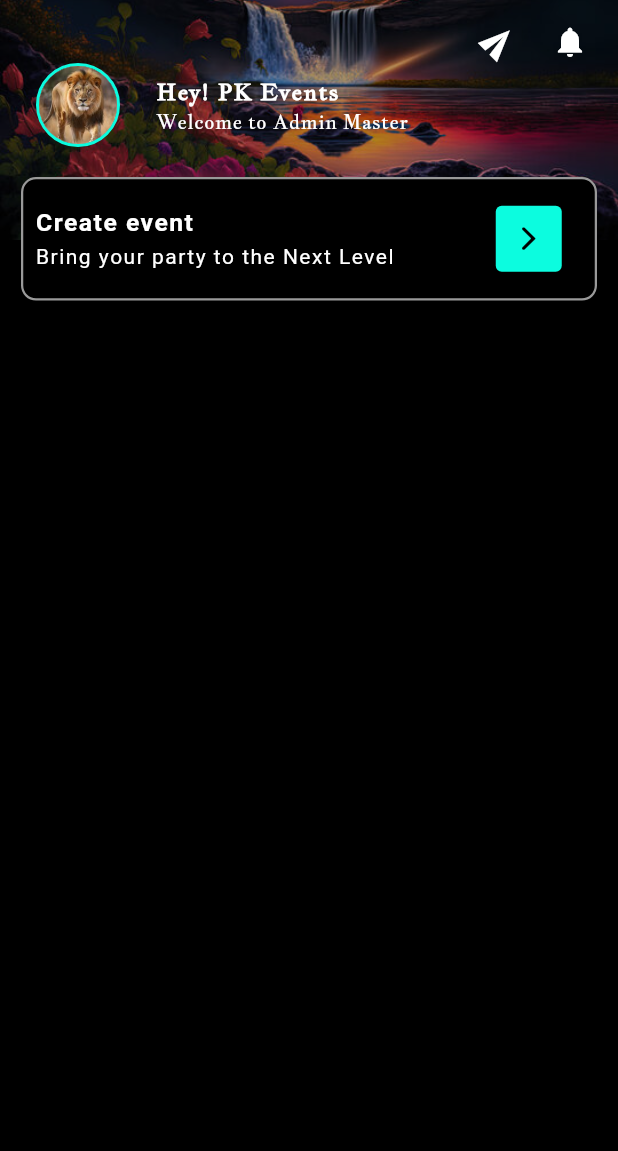
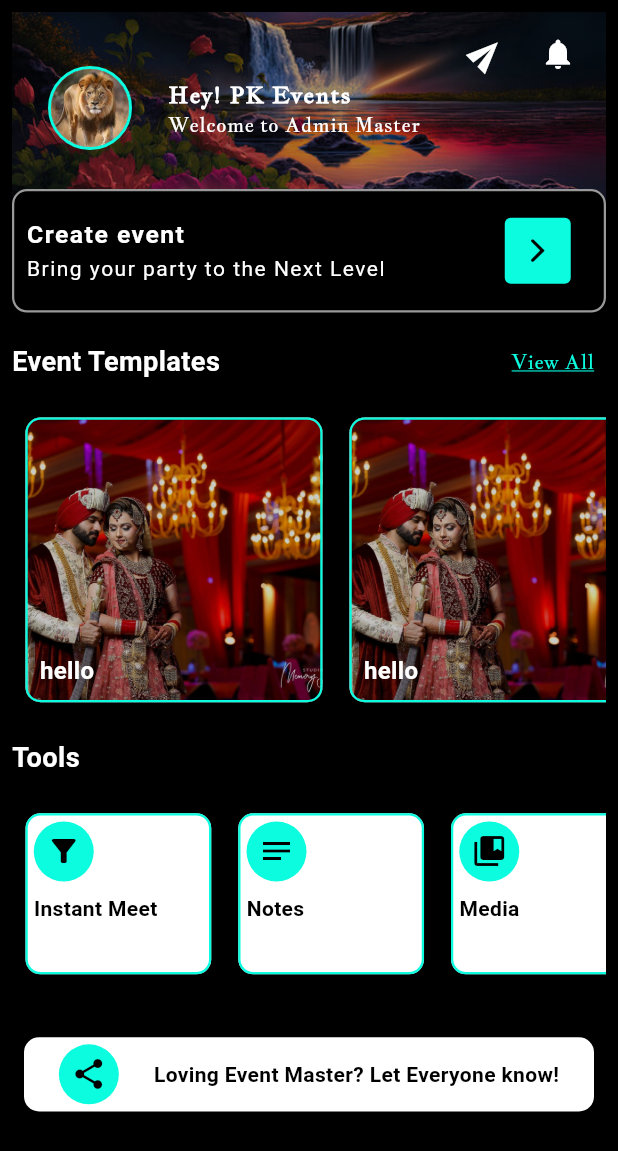
Before and after one commit to jasirpk/Event-Master, a Flutter app: the HomePage screen opened directly, on a phone screen of 412 x 824 dp. Shown: the top 1151 px of the screen. Run offline on Flutter 3.47's test engine with Material 3 defaults, Android fonts, the phone set to English and light mode, and no system bars; our stand-ins replace bloc, cloud_firestore, curved_navigation_bar, firebase_auth, firebase_core, flutter_bloc and 4 more; missing offline and left inert: pushable_button; accounts and stored records are empty.

Commit message:
home design completed

```diff
--- a/lib/presentation/components/dashboard/home.dart
+++ b/lib/presentation/components/dashboard/home.dart
@@ -1,6 +1,12 @@
 import 'package:event_master/common/style.dart';
-import 'package:flutter/cupertino.dart';
+import 'package:event_master/presentation/components/dashboard/share_container.dart';
+import 'package:event_master/presentation/components/dashboard/tools_list.dart';
+import 'package:event_master/presentation/components/ui/custom_text.dart';
+import 'package:event_master/presentation/components/dashboard/listview.dart';
+import 'package:event_master/presentation/components/dashboard/stack_appbar.dart';
+import 'package:event_master/presentation/pages/dashboard/all_templates.dart';
 import 'package:flutter/material.dart';
+import 'package:get/get.dart';
 
 class HomePage extends StatelessWidget {
   const HomePage({super.key});
@@ -8,148 +14,67 @@ class HomePage extends StatelessWidget {
   @override
   Widget build(BuildContext context) {
     final screenHeight = MediaQuery.of(context).size.height;
+    final screenWidth = MediaQuery.of(context).size.width;
+    final List<Map<String, dynamic>> items = [
+      {'text': 'Instant Meet', 'icon': Icons.filter_alt},
+      {'text': 'Notes', 'icon': Icons.notes},
+      {'text': 'Media', 'icon': Icons.collections_bookmark},
+      {'text': 'Greetings', 'icon': Icons.monitor_heart_rounded},
+    ];
     return Scaffold(
-      body: Stack(
-        children: <Widget>[
-          // Background image container
-          Container(
-            height: 160,
-            decoration: BoxDecoration(
-              image: DecorationImage(
-                image: AssetImage('assets/images/cover_img_2.jpg'),
-                fit: BoxFit.cover,
-                colorFilter: ColorFilter.mode(
-                  Colors.black.withOpacity(0.3),
-                  BlendMode.darken,
+      body: SingleChildScrollView(
+        child: Padding(
+          padding: EdgeInsets.all(8.0),
+          child: Column(
+            crossAxisAlignment: CrossAxisAlignment.start,
+            children: [
+              StackAppBar(screenHeight: screenHeight),
+              sizedbox,
+              Row(
+                mainAxisAlignment: MainAxisAlignment.spaceBetween,
+                children: [
+                  Text(
+                    'Event Templates',
+                    style: TextStyle(
+                      fontSize: screenHeight * 0.022,
+                      fontWeight: FontWeight.bold,
                     ),
                   ),
-            ),
-          ),
-
-          AppBar(
-            backgroundColor: Colors.transparent,
-            elevation: 0,
-            actions: [
-              Transform.rotate(
-                angle: 5.5,
-                child: IconButton(
-                  onPressed: () {},
-                  icon: Icon(Icons.send_sharp),
-                ),
-              ),
-              IconButton(
-                onPressed: () {},
-                icon: Icon(Icons.notifications),
-              ),
-              SizedBox(width: 8),
-            ],
-          ),
-
-          Positioned(
-            top: 34,
-            left: 0,
-            right: 28.0,
-            child: ListTile(
-              leading: Container(
-                width: 72,
-                height: 72,
-                decoration: BoxDecoration(
-                  shape: BoxShape.circle,
-                  border: Border.all(
-                    color: myColor,
-                    width: 2.0,
-                  ),
-                ),
-                child: CircleAvatar(
-                  maxRadius: 30,
-                  backgroundImage: AssetImage('assets/images/download.jpeg'),
-                ),
-              ),
-              title: Container(
-                child: Text(
-                  'Hey! PK Events',
-                  style: TextStyle(
-                    fontSize: screenHeight * 0.018,
-                    fontWeight: FontWeight.bold,
-                    letterSpacing: 1,
-                    fontFamily: 'JacquesFracois',
-                    color: Colors.white,
-                  ),
-                ),
-              ),
-              subtitle: Container(
-                child: Text(
-                  'Welcome to Admin Master',
-                  style: TextStyle(
-                    fontSize: screenHeight * 0.016,
-                    fontWeight: FontWeight.w300,
-                    fontFamily: 'JacquesFracois',
-                    color: Colors.white,
-                  ),
-                ),
-              ),
-            ),
-          ),
-
-          Padding(
-            padding: EdgeInsets.only(top: 118, left: 14, right: 14),
-            child: Container(
-              height: screenHeight * 0.10,
-              decoration: BoxDecoration(
-                border: Border.all(width: 1.5, color: Colors.white60),
-                borderRadius: BorderRadius.circular(10),
-                color: Colors.black,
-              ),
-              child: Row(
-                mainAxisAlignment: MainAxisAlignment.spaceBetween,
-                children: [
-                  Padding(
-                    padding: const EdgeInsets.all(8.0),
-                    child: Column(
-                      crossAxisAlignment: CrossAxisAlignment.start,
-                      mainAxisAlignment: MainAxisAlignment.center,
-                      children: [
-                        Text(
-                          'Create event',
-                          style: TextStyle(
-                              fontSize: screenHeight * 0.020,
-                              fontWeight: FontWeight.bold,
-                              letterSpacing: 1),
-                        ),
-                        sizedBoxWidth,
-                        Text(
-                          'Bring your party to the Next Level',
-                          style: TextStyle(letterSpacing: 1),
+                  CustomText(
+                    screenHeight: screenHeight,
+                    onpressed: () {
+                      Get.to(() => AllTemplatesScreen(),
+                          transition: Transition.fade,
+                          duration: Duration(milliseconds: 800));
+                    },
+                    text: 'View All',
                   ),
                 ],
               ),
+              sizedbox,
+              ListViewWidget(
+                screenHeight: screenHeight,
+                screenWidth: screenWidth,
               ),
-                  Padding(
-                    padding: const EdgeInsets.only(right: 22),
-                    child: Container(
-                      height: 44,
-                      width: 44,
-                      decoration: BoxDecoration(
-                          borderRadius: BorderRadius.lerp(
-                            BorderRadius.circular(4),
-                            BorderRadius.circular(4),
-                            0.5,
+              sizedbox,
+              Text(
+                'Tools',
+                style: TextStyle(
+                  fontSize: screenHeight * 0.022,
+                  fontWeight: FontWeight.bold,
                 ),
-                          color: myColor),
-                      child: IconButton(
-                          onPressed: () {},
-                          icon: Icon(
-                            CupertinoIcons.forward,
-                            color: Colors.black,
-                          )),
               ),
-                  )
+              sizedbox,
+              ToolsListWidget(
+                  screenHeight: screenHeight,
+                  items: items,
+                  screenWidth: screenWidth),
+              SizedBox(height: 30),
+              ShareContainerWidget(screenHeight: screenHeight)
             ],
           ),
         ),
       ),
-        ],
-      ),
     );
   }
 }
--- /dev/null
+++ b/lib/presentation/components/dashboard/listview.dart
@@ -0,0 +1,65 @@
+import 'package:event_master/common/style.dart';
+import 'package:flutter/material.dart';
+
+class ListViewWidget extends StatelessWidget {
+  const ListViewWidget({
+    super.key,
+    required this.screenHeight,
+    required this.screenWidth,
+  });
+
+  final double screenHeight;
+  final double screenWidth;
+
+  @override
+  Widget build(BuildContext context) {
+    return SizedBox(
+      height: screenHeight * 0.24,
+      child: ListView.builder(
+        scrollDirection: Axis.horizontal,
+        itemCount: 30,
+        itemBuilder: (context, index) {
+          return Container(
+            margin: EdgeInsets.symmetric(horizontal: 5),
+            width: screenWidth * 0.50,
+            child: Card(
+              shape: RoundedRectangleBorder(
+                borderRadius: BorderRadius.circular(10),
+              ),
+              child: Container(
+                decoration: BoxDecoration(
+                  border: Border.all(color: myColor, width: 1.5),
+                  borderRadius: BorderRadius.circular(10),
+                  image: DecorationImage(
+                    image: AssetImage('assets/images/wedding_img_card.jpg'),
+                    fit: BoxFit.cover,
+                    colorFilter: ColorFilter.mode(
+                      Colors.black.withOpacity(0.2),
+                      BlendMode.darken,
+                    ),
+                  ),
+                ),
+                child: Padding(
+                  padding: EdgeInsets.all(8.0),
+                  child: Row(
+                    crossAxisAlignment: CrossAxisAlignment.end,
+                    children: [
+                      Text(
+                        'hello',
+                        style: TextStyle(
+                          color: Colors.white,
+                          fontWeight: FontWeight.bold,
+                          fontSize: 16,
+                        ),
+                      ),
+                    ],
+                  ),
+                ),
+              ),
+            ),
+          );
+        },
+      ),
+    );
+  }
+}
--- /dev/null
+++ b/lib/presentation/components/dashboard/share_container.dart
@@ -0,0 +1,53 @@
+import 'package:event_master/common/style.dart';
+import 'package:flutter/material.dart';
+
+class ShareContainerWidget extends StatelessWidget {
+  const ShareContainerWidget({
+    super.key,
+    required this.screenHeight,
+  });
+
+  final double screenHeight;
+
+  @override
+  Widget build(BuildContext context) {
+    return Padding(
+      padding: const EdgeInsets.all(8.0),
+      child: SizedBox(
+        height: screenHeight * 0.06,
+        child: Container(
+          width: double.infinity,
+          decoration: BoxDecoration(
+            borderRadius: BorderRadius.circular(10),
+            color: Colors.white,
+          ),
+          child: Row(
+            mainAxisAlignment: MainAxisAlignment.spaceEvenly,
+            children: [
+              Container(
+                width: 40,
+                height: 40,
+                decoration: BoxDecoration(
+                  shape: BoxShape.circle,
+                  color: myColor,
+                ),
+                child: Center(
+                  child: Icon(
+                    Icons.share,
+                    color: Colors.black, // Optional: set icon color
+                    size: 24, // Optional: set icon size
+                  ),
+                ),
+              ),
+              Text(
+                'Loving Event Master? Let Everyone know!',
+                style:
+                    TextStyle(fontWeight: FontWeight.bold, color: Colors.black),
+              )
+            ],
+          ),
+        ),
+      ),
+    );
+  }
+}
--- /dev/null
+++ b/lib/presentation/components/dashboard/stack_appbar.dart
@@ -0,0 +1,160 @@
+import 'package:event_master/common/style.dart';
+import 'package:flutter/cupertino.dart';
+import 'package:flutter/material.dart';
+
+class StackAppBar extends StatelessWidget {
+  const StackAppBar({
+    super.key,
+    required this.screenHeight,
+  });
+
+  final double screenHeight;
+
+  @override
+  Widget build(BuildContext context) {
+    return Stack(
+      children: <Widget>[
+        // Background image container
+        Container(
+          height: 160,
+          decoration: BoxDecoration(
+            image: DecorationImage(
+              image: AssetImage('assets/images/cover_img_2.jpg'),
+              fit: BoxFit.cover,
+              colorFilter: ColorFilter.mode(
+                Colors.black.withOpacity(0.3),
+                BlendMode.darken,
+              ),
+            ),
+          ),
+        ),
+
+        AppBar(
+          backgroundColor: Colors.transparent,
+          elevation: 0,
+          actions: [
+            Transform.rotate(
+              angle: 5.5,
+              child: IconButton(
+                onPressed: () {},
+                icon: Icon(Icons.send_sharp),
+              ),
+            ),
+            IconButton(
+              onPressed: () {},
+              icon: Icon(Icons.notifications),
+            ),
+            SizedBox(width: 8),
+          ],
+        ),
+
+        Positioned(
+          top: 28,
+          left: 0,
+          right: 0,
+          child: ListTile(
+            leading: Container(
+              width: 72,
+              height: 72,
+              decoration: BoxDecoration(
+                shape: BoxShape.circle,
+                border: Border.all(
+                  color: myColor,
+                  width: 2.0,
+                ),
+              ),
+              child: CircleAvatar(
+                maxRadius: 30,
+                backgroundImage: AssetImage('assets/images/download.jpeg'),
+              ),
+            ),
+            title: Container(
+              child: Text(
+                'Hey! PK Events',
+                overflow: TextOverflow.ellipsis,
+                style: TextStyle(
+                  fontSize: screenHeight * 0.018,
+                  fontWeight: FontWeight.bold,
+                  letterSpacing: 1,
+                  fontFamily: 'JacquesFracois',
+                  color: Colors.white,
+                ),
+              ),
+            ),
+            subtitle: Container(
+              child: Text(
+                'Welcome to Admin Master',
+                style: TextStyle(
+                  fontSize: screenHeight * 0.016,
+                  fontWeight: FontWeight.w300,
+                  fontFamily: 'JacquesFracois',
+                  color: Colors.white,
+                ),
+              ),
+            ),
+          ),
+        ),
+
+        Padding(
+          padding: EdgeInsets.only(
+            top: 118,
+          ),
+          child: Container(
+            height: screenHeight * 0.10,
+            decoration: BoxDecoration(
+              border: Border.all(width: 1.5, color: Colors.white60),
+              borderRadius: BorderRadius.circular(10),
+              color: Colors.black,
+            ),
+            child: Row(
+              mainAxisAlignment: MainAxisAlignment.spaceBetween,
+              children: [
+                Padding(
+                  padding: const EdgeInsets.all(8.0),
+                  child: Column(
+                    crossAxisAlignment: CrossAxisAlignment.start,
+                    mainAxisAlignment: MainAxisAlignment.center,
+                    children: [
+                      Text(
+                        'Create event',
+                        style: TextStyle(
+                            fontSize: screenHeight * 0.020,
+                            fontWeight: FontWeight.bold,
+                            letterSpacing: 1),
+                      ),
+                      sizedBoxWidth,
+                      Text(
+                        'Bring your party to the Next Level',
+                        style: TextStyle(letterSpacing: 1),
+                      ),
+                    ],
+                  ),
+                ),
+                Padding(
+                  padding: const EdgeInsets.only(right: 22),
+                  child: Container(
+                    height: 44,
+                    width: 44,
+                    decoration: BoxDecoration(
+                        borderRadius: BorderRadius.lerp(
+                          BorderRadius.circular(4),
+                          BorderRadius.circular(4),
+                          0.5,
+                        ),
+                        color: myColor),
+                    child: IconButton(
+                        onPressed: () {},
+                        icon: Icon(
+                          CupertinoIcons.forward,
+                          color: Colors.black,
+                        )),
+                  ),
+                )
+              ],
+            ),
+          ),
+        ),
+      ],
+    );
+  }
+}
--- /dev/null
+++ b/lib/presentation/components/dashboard/tools_list.dart
@@ -0,0 +1,75 @@
+import 'package:event_master/common/style.dart';
+import 'package:flutter/material.dart';
+
+class ToolsListWidget extends StatelessWidget {
+  const ToolsListWidget({
+    super.key,
+    required this.screenHeight,
+    required this.items,
+    required this.screenWidth,
+  });
+
+  final double screenHeight;
+  final List<Map<String, dynamic>> items;
+  final double screenWidth;
+
+  @override
+  Widget build(BuildContext context) {
+    return SizedBox(
+      height: screenHeight * 0.14,
+      child: ListView.builder(
+        scrollDirection: Axis.horizontal,
+        itemCount: items.length,
+        itemBuilder: (context, index) {
+          var data = items[index];
+          return Container(
+            margin: EdgeInsets.symmetric(horizontal: 5),
+            width: screenWidth * 0.32,
+            child: Card(
+              shape: RoundedRectangleBorder(
+                borderRadius: BorderRadius.circular(10),
+              ),
+              child: Container(
+                decoration: BoxDecoration(
+                  color: Colors.white,
+                  border: Border.all(color: myColor, width: 1.5),
+                  borderRadius: BorderRadius.circular(10),
+                ),
+                child: Padding(
+                  padding: EdgeInsets.only(top: 4, left: 4),
+                  child: Column(
+                    crossAxisAlignment: CrossAxisAlignment.start,
+                    children: [
+                      Container(
+                        width: 40,
+                        height: 40,
+                        decoration: BoxDecoration(
+                          shape: BoxShape.circle,
+                          color: myColor,
+                        ),
+                        child: Center(
+                          child: Icon(
+                            data['icon'],
+                            color: Colors.black, // Optional: set icon color
+                            size: 24, // Optional: set icon size
+                          ),
+                        ),
+                      ),
+                      SizedBox(height: 8),
+                      Text(
+                        data['text'],
+                        overflow: TextOverflow.ellipsis,
+                        style: TextStyle(
+                            fontWeight: FontWeight.w600, color: Colors.black),
+                      )
+                    ],
+                  ),
+                ),
+              ),
+            ),
+          );
+        },
+      ),
+    );
+  }
+}
--- /dev/null
+++ b/lib/presentation/pages/dashboard/all_templates.dart
@@ -0,0 +1,24 @@
+import 'package:event_master/common/style.dart';
+import 'package:event_master/presentation/components/ui/custom_appbar.dart';
+import 'package:event_master/presentation/components/ui/custom_text.dart';
+import 'package:flutter/material.dart';
+
+class AllTemplatesScreen extends StatelessWidget {
+  const AllTemplatesScreen({super.key});
+
+  @override
+  Widget build(BuildContext context) {
+    final screenHeight = MediaQuery.of(context).size.height;
+    final screenWidth = MediaQuery.of(context).size.width;
+    return Scaffold(
+      appBar: CustomAppBarWithDivider(
+        title: 'Templates',
+        actions: [
+          CustomText(
+              screenHeight: screenHeight, onpressed: () {}, text: 'Close'),
+          sizedBoxWidth
+        ],
+      ),
+    );
+  }
+}
```
Also changed, not shown: assets/images/wedding_img_card.jpg (added). Lines whose indentation alone changed are shown as unchanged.
